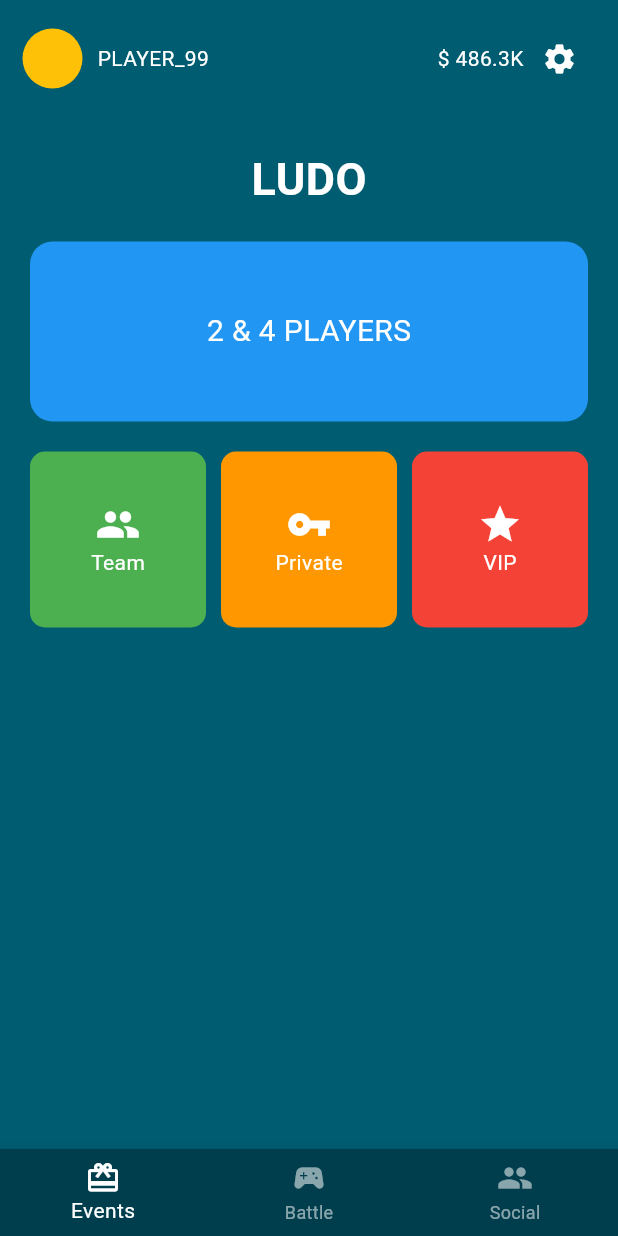
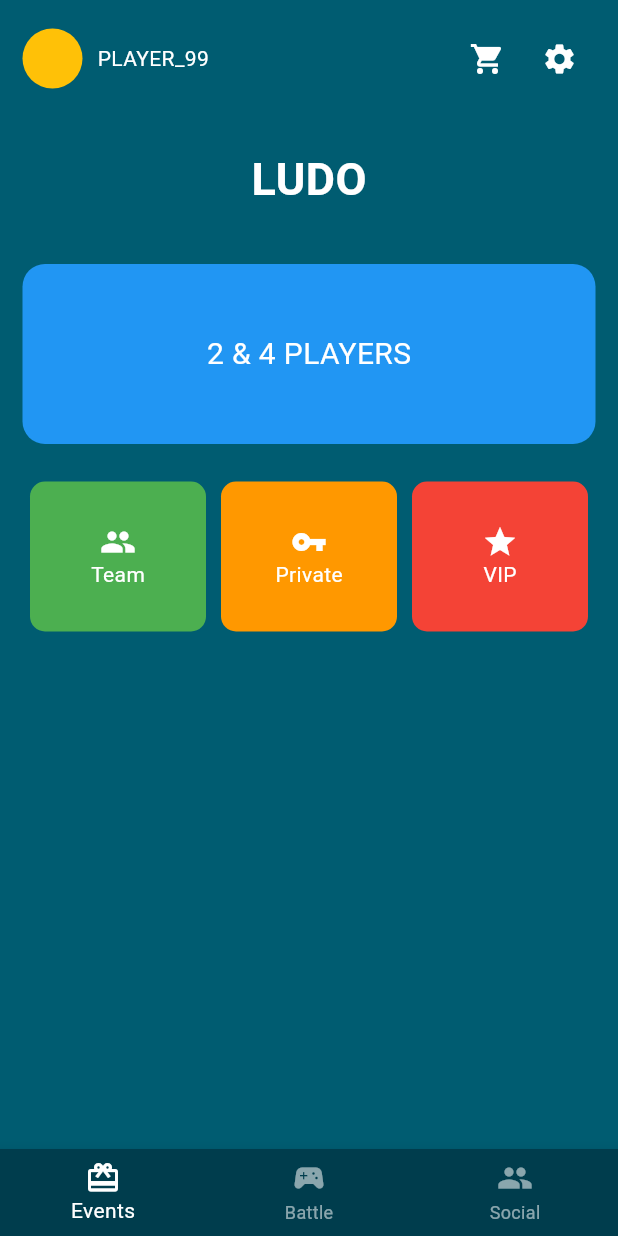
Before and after one commit to Roykk55/ludo_khela_hd, a Flutter app: the screen it shows after launch, on a phone screen of 412 x 824 dp. Run offline on Flutter 3.47's test engine with Material 3 defaults, Android fonts, the light colour scheme and no system bars.

Commit message:
Update main.dart

```diff
--- a/lib/main.dart
+++ b/lib/main.dart
@@ -10,24 +10,25 @@ class LudoHomeScreen extends StatelessWidget {
       body: SafeArea(
         child: Column(
           children: [
+            // হেডার
             _buildHeader(context),
             Padding(padding: EdgeInsets.symmetric(vertical: 20), child: Text("LUDO", style: TextStyle(fontSize: 30, color: Colors.white, fontWeight: FontWeight.bold))),
 
-            // মেইন বাটন
-            _buildMainButton(context),
-
-            // বাটনগুলো যাতে গায়েব না হয় সেজন্য Expanded ব্যবহার করেছি
+            // বাটনসমূহ (একই Column এর ভেতরে নিরাপদ)
             Expanded(
-              child: Padding(
+              child: ListView(
                 padding: EdgeInsets.all(15),
-                child: GridView.count(
-                  crossAxisCount: 3,
-                  children: [
-                    _menuCard(context, "Team", Colors.green, Icons.people, TeamPage()),
-                    _menuCard(context, "Private", Colors.orange, Icons.vpn_key, PrivatePage()),
-                    _menuCard(context, "VIP", Colors.red, Icons.star, VipPage()),
-                  ],
-                ),
+                children: [
+                  _buildMainButton(context),
+                  SizedBox(height: 20),
+                  Row(
+                    children: [
+                      Expanded(child: _menuCard(context, "Team", Colors.green, Icons.people, TeamPage())),
+                      Expanded(child: _menuCard(context, "Private", Colors.orange, Icons.vpn_key, PrivatePage())),
+                      Expanded(child: _menuCard(context, "VIP", Colors.red, Icons.star, VipPage())),
+                    ],
+                  ),
+                ],
               ),
             ),
             _buildBottomNav(),
@@ -37,23 +38,32 @@ class LudoHomeScreen extends StatelessWidget {
     );
   }
 
-  Widget _menuCard(BuildContext context, String title, Color color, IconData icon, Widget page) {
-    return GestureDetector(
-      onTap: () => Navigator.push(context, MaterialPageRoute(builder: (_) => page)),
-      child: Container(
-        margin: EdgeInsets.all(5),
-        decoration: BoxDecoration(color: color, borderRadius: BorderRadius.circular(10)),
-        child: Column(mainAxisAlignment: MainAxisAlignment.center, children: [Icon(icon, color: Colors.white, size: 30), Text(title, style: TextStyle(color: Colors.white))]),
-      ),
-    );
-  }
+  Widget _buildHeader(BuildContext context) => Padding(
+    padding: EdgeInsets.all(15),
+    child: Row(children: [
+      GestureDetector(onTap: () => Navigator.push(context, MaterialPageRoute(builder: (_) => ProfilePage())), child: CircleAvatar(backgroundColor: Colors.amber)),
+      SizedBox(width: 10),
+      Text("PLAYER_99", style: TextStyle(color: Colors.white)),
+      Spacer(),
+      IconButton(icon: Icon(Icons.shopping_cart, color: Colors.white), onPressed: () => Navigator.push(context, MaterialPageRoute(builder: (_) => StorePage()))),
+      IconButton(icon: Icon(Icons.settings, color: Colors.white), onPressed: () => Navigator.push(context, MaterialPageRoute(builder: (_) => SettingsPage()))),
+    ])
+  );
 
-  Widget _buildHeader(BuildContext context) => Padding(padding: EdgeInsets.all(15), child: Row(children: [CircleAvatar(backgroundColor: Colors.amber), SizedBox(width: 10), Text("PLAYER_99", style: TextStyle(color: Colors.white)), Spacer(), Text("\$ 486.3K", style: TextStyle(color: Colors.white)), IconButton(icon: Icon(Icons.settings, color: Colors.white), onPressed: () {})]));
-  Widget _buildMainButton(BuildContext context) => Container(margin: EdgeInsets.symmetric(horizontal: 20), height: 120, decoration: BoxDecoration(color: Colors.blue, borderRadius: BorderRadius.circular(15)), child: Center(child: Text("2 & 4 PLAYERS", style: TextStyle(color: Colors.white, fontSize: 20))));
+  Widget _buildMainButton(BuildContext context) => Container(height: 120, width: double.infinity, decoration: BoxDecoration(color: Colors.blue, borderRadius: BorderRadius.circular(15)), child: Center(child: Text("2 & 4 PLAYERS", style: TextStyle(color: Colors.white, fontSize: 20))));
+
+  Widget _menuCard(BuildContext context, String title, Color color, IconData icon, Widget page) => GestureDetector(
+    onTap: () => Navigator.push(context, MaterialPageRoute(builder: (_) => page)),
+    child: Container(margin: EdgeInsets.all(5), height: 100, decoration: BoxDecoration(color: color, borderRadius: BorderRadius.circular(10)), child: Column(mainAxisAlignment: MainAxisAlignment.center, children: [Icon(icon, color: Colors.white), Text(title, style: TextStyle(color: Colors.white))])),
+  );
+
   Widget _buildBottomNav() => BottomNavigationBar(backgroundColor: Color(0xFF003D4D), selectedItemColor: Colors.white, unselectedItemColor: Colors.white54, items: [BottomNavigationBarItem(icon: Icon(Icons.card_giftcard), label: "Events"), BottomNavigationBarItem(icon: Icon(Icons.sports_esports), label: "Battle"), BottomNavigationBarItem(icon: Icon(Icons.people), label: "Social")]);
 }
 
-// নতুন পেজ
-class TeamPage extends StatelessWidget { @override Widget build(BuildContext context) => Scaffold(appBar: AppBar(title: Text("Team Mode")), body: Center(child: Text("Team Mode Page"))); }
-class PrivatePage extends StatelessWidget { @override Widget build(BuildContext context) => Scaffold(appBar: AppBar(title: Text("Private Mode")), body: Center(child: Text("Private Mode Page"))); }
-class VipPage extends StatelessWidget { @override Widget build(BuildContext context) => Scaffold(appBar: AppBar(title: Text("VIP Mode")), body: Center(child: Text("VIP Mode Page"))); }
+// পেজগুলো
+class ProfilePage extends StatelessWidget { @override Widget build(BuildContext context) => Scaffold(appBar: AppBar(title: Text("Profile")), body: Center(child: Text("Profile Settings"))); }
+class StorePage extends StatelessWidget { @override Widget build(BuildContext context) => Scaffold(appBar: AppBar(title: Text("Shop")), body: Center(child: Text("Shop Active"))); }
+class SettingsPage extends StatelessWidget { @override Widget build(BuildContext context) => Scaffold(appBar: AppBar(title: Text("Settings")), body: Center(child: Text("Settings Active"))); }
+class TeamPage extends StatelessWidget { @override Widget build(BuildContext context) => Scaffold(appBar: AppBar(title: Text("Team Mode")), body: Center(child: Text("Team Active"))); }
+class PrivatePage extends StatelessWidget { @override Widget build(BuildContext context) => Scaffold(appBar: AppBar(title: Text("Private Mode")), body: Center(child: Text("Private Active"))); }
+class VipPage extends StatelessWidget { @override Widget build(BuildContext context) => Scaffold(appBar: AppBar(title: Text("VIP Mode")), body: Center(child: Text("VIP Active"))); }
```
